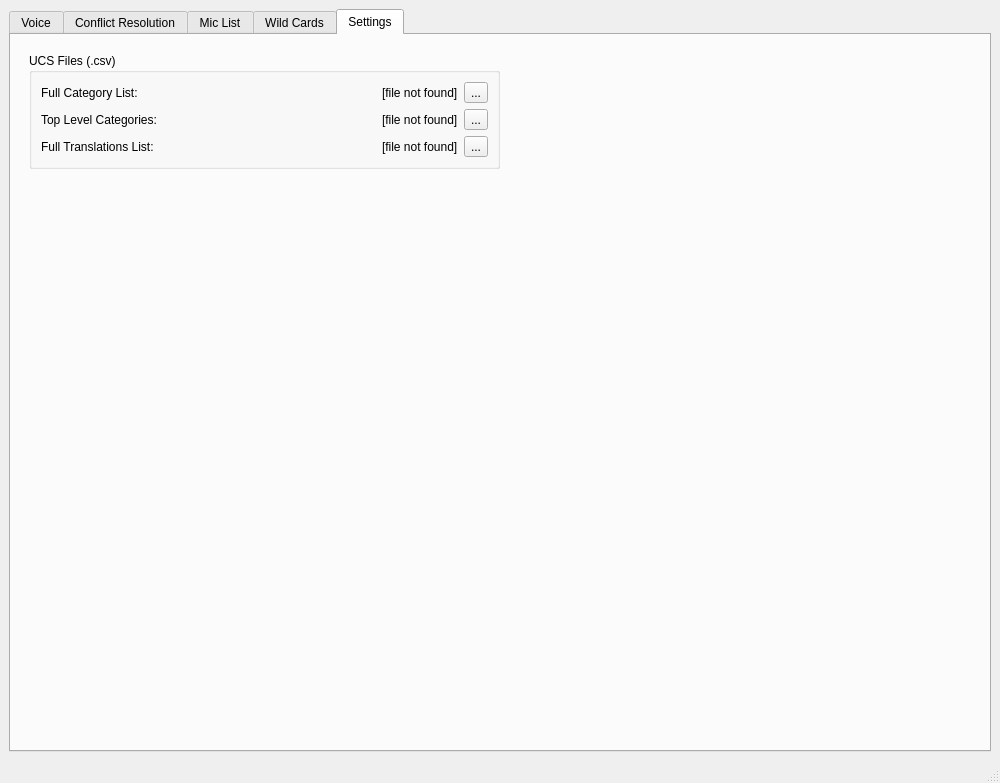
First picture: the form in UCS Voice Naming Tool/src/ui/gui/MainWindow.ui, repository SoundsLikeJonny/UCS-Voice-Naming-Tool, before the edit.
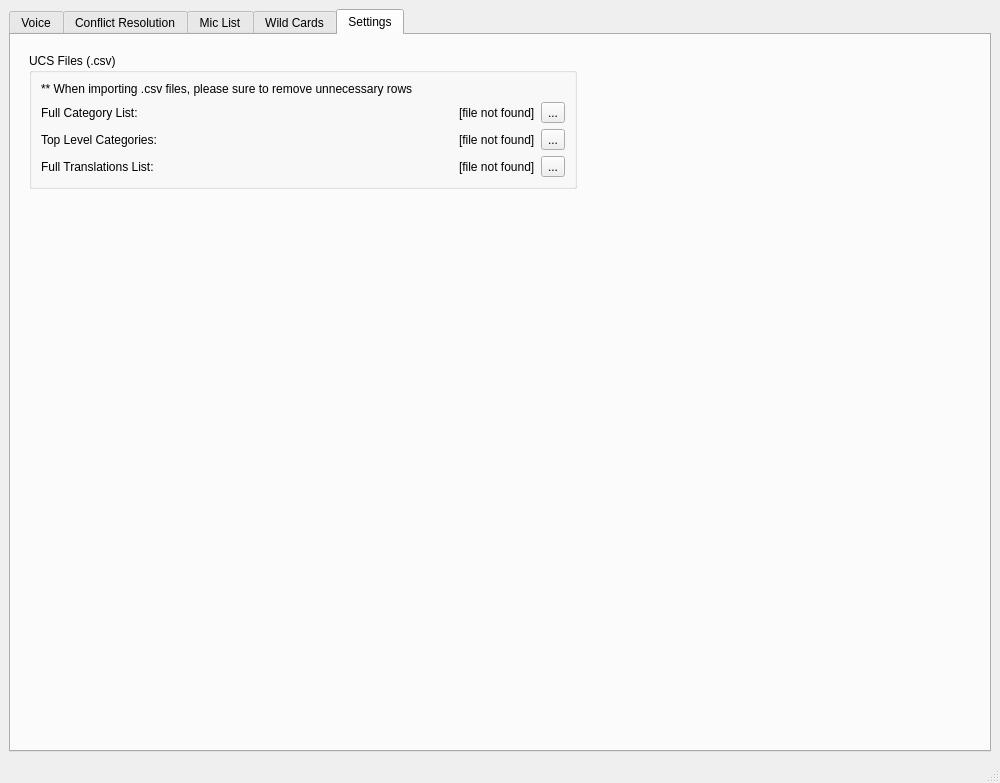
Second picture: the form after the edit. The open tabs and pages were chosen to show the change.

What changed in the file:
```diff
--- a/UCS Voice Naming Tool/src/ui/gui/MainWindow.ui
+++ b/UCS Voice Naming Tool/src/ui/gui/MainWindow.ui
@@ -1567,48 +1567,22 @@
                   <string>UCS Files (.csv)</string>
                  </property>
                  <layout class="QGridLayout" name="gridLayout_14">
-                  <item row="2" column="0">
+                  <item row="3" column="3">
+                   <widget class="QLabel" name="label_LoadTopLevelCSV">
+                    <property name="text">
+                     <string>[file not found]</string>
+                    </property>
+                   </widget>
+                  </item>
+                  <item row="4" column="0">
                    <widget class="QLabel" name="label_13">
                     <property name="text">
                      <string>Full Translations List:</string>
                     </property>
                    </widget>
                   </item>
-                  <item row="0" column="2">
-                   <spacer name="horizontalSpacer_10">
-                    <property name="orientation">
-                     <enum>Qt::Horizontal</enum>
-                    </property>
-                    <property name="sizeHint" stdset="0">
-                     <size>
-                      <width>40</width>
-                      <height>20</height>
-                     </size>
-                    </property>
-                   </spacer>
-                  </item>
-                  <item row="1" column="3">
-                   <widget class="QLabel" name="label_LoadTopLevelCSV">
-                    <property name="text">
-                     <string>[file not found]</string>
-                    </property>
-                   </widget>
-                  </item>
-                  <item row="1" column="2">
-                   <spacer name="horizontalSpacer_11">
-                    <property name="orientation">
-                     <enum>Qt::Horizontal</enum>
-                    </property>
-                    <property name="sizeHint" stdset="0">
-                     <size>
-                      <width>40</width>
-                      <height>20</height>
-                     </size>
-                    </property>
-                   </spacer>
-                  </item>
                   <item row="2" column="2">
-                   <spacer name="horizontalSpacer_12">
+                   <spacer name="horizontalSpacer_10">
                     <property name="orientation">
                      <enum>Qt::Horizontal</enum>
                     </property>
@@ -1620,52 +1594,85 @@
                     </property>
                    </spacer>
                   </item>
-                  <item row="1" column="0">
+                  <item row="2" column="4">
+                   <widget class="QToolButton" name="toolButton_LoadFullCatCSV">
+                    <property name="text">
+                     <string>...</string>
+                    </property>
+                   </widget>
+                  </item>
+                  <item row="4" column="3">
+                   <widget class="QLabel" name="label_LoadTransCSV">
+                    <property name="text">
+                     <string>[file not found]</string>
+                    </property>
+                   </widget>
+                  </item>
+                  <item row="3" column="0">
                    <widget class="QLabel" name="label_10">
                     <property name="text">
                      <string>Top Level Categories:</string>
                     </property>
                    </widget>
                   </item>
+                  <item row="3" column="4">
+                   <widget class="QToolButton" name="toolButton_LoadTopLevelCSV">
+                    <property name="text">
+                     <string>...</string>
+                    </property>
+                   </widget>
+                  </item>
+                  <item row="4" column="4">
+                   <widget class="QToolButton" name="toolButton_LoadTransCSV">
+                    <property name="text">
+                     <string>...</string>
+                    </property>
+                   </widget>
+                  </item>
                   <item row="2" column="3">
-                   <widget class="QLabel" name="label_LoadTransCSV">
+                   <widget class="QLabel" name="label_LoadFullCatCSV">
                     <property name="text">
                      <string>[file not found]</string>
                     </property>
                    </widget>
                   </item>
-                  <item row="0" column="0">
+                  <item row="2" column="0">
                    <widget class="QLabel" name="label_2">
                     <property name="text">
                      <string>Full Category List:</string>
                     </property>
                    </widget>
                   </item>
-                  <item row="0" column="3">
-                   <widget class="QLabel" name="label_LoadFullCatCSV">
-                    <property name="text">
-                     <string>[file not found]</string>
+                  <item row="3" column="2">
+                   <spacer name="horizontalSpacer_11">
+                    <property name="orientation">
+                     <enum>Qt::Horizontal</enum>
                     </property>
-                   </widget>
-                  </item>
-                  <item row="0" column="4">
-                   <widget class="QToolButton" name="toolButton_LoadFullCatCSV">
-                    <property name="text">
-                     <string>...</string>
+                    <property name="sizeHint" stdset="0">
+                     <size>
+                      <width>40</width>
+                      <height>20</height>
+                     </size>
                     </property>
-                   </widget>
+                   </spacer>
                   </item>
-                  <item row="1" column="4">
-                   <widget class="QToolButton" name="toolButton_LoadTopLevelCSV">
-                    <property name="text">
-                     <string>...</string>
+                  <item row="4" column="2">
+                   <spacer name="horizontalSpacer_12">
+                    <property name="orientation">
+                     <enum>Qt::Horizontal</enum>
                     </property>
-                   </widget>
+                    <property name="sizeHint" stdset="0">
+                     <size>
+                      <width>40</width>
+                      <height>20</height>
+                     </size>
+                    </property>
+                   </spacer>
                   </item>
-                  <item row="2" column="4">
-                   <widget class="QToolButton" name="toolButton_LoadTransCSV">
+                  <item row="0" column="0">
+                   <widget class="QLabel" name="label_11">
                     <property name="text">
-                     <string>...</string>
+                     <string>** When importing .csv files, please sure to remove unnecessary rows</string>
                     </property>
                    </widget>
                   </item>
```
Left out of the diff: 2 changed lines with no effect on the pictures.
